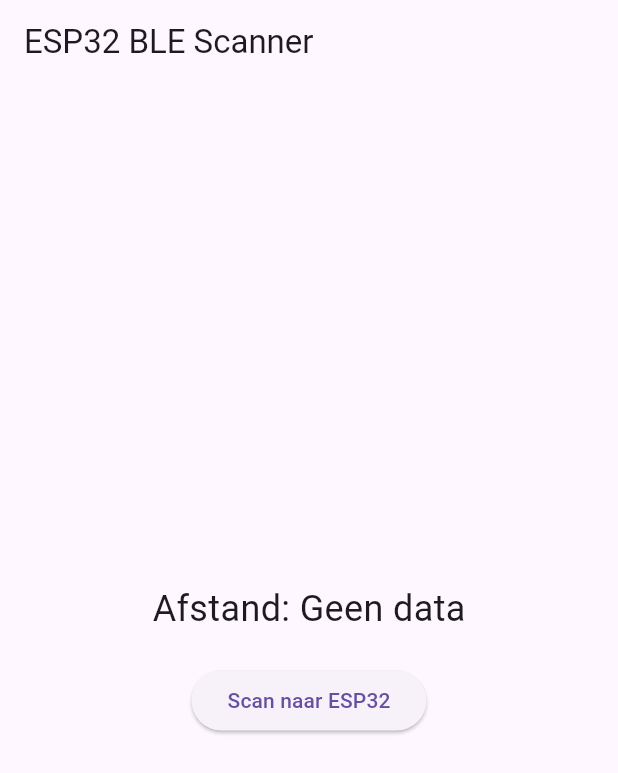
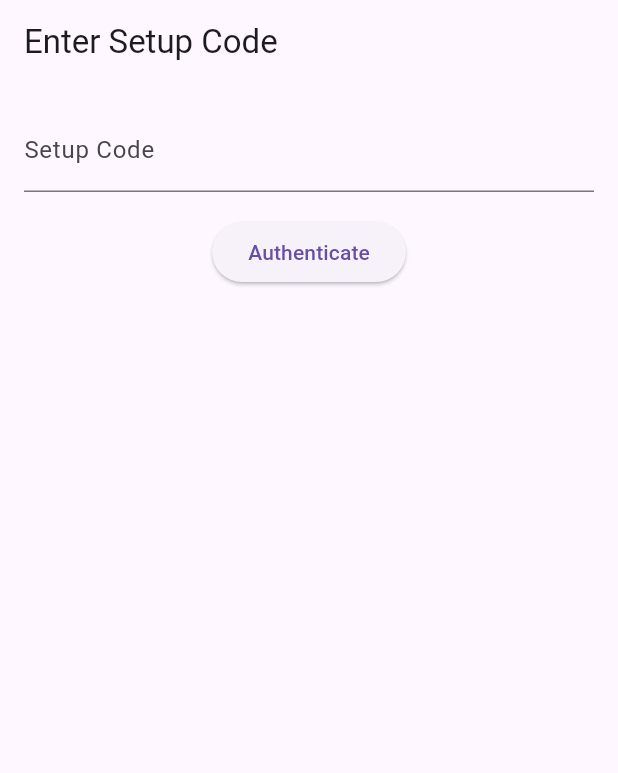
Before and after one commit to RVApeldoorn/MeasureApp, a Flutter app: the screen it shows after launch, on a phone screen of 412 x 824 dp. Shown: the top 773 px of the screen. Run offline on Flutter 3.47's test engine with Material 3 defaults, Android fonts, the phone set to English and light mode, and no system bars; our stand-ins replace dio, flutter_secure_storage, permission_handler; missing offline and left inert: flutter_reactive_ble.

Commit message:
[7] Implemented authentication flow with secure_storage thing.

```diff
--- a/lib/main.dart
+++ b/lib/main.dart
@@ -1,116 +1,28 @@
 import 'package:flutter/material.dart';
-import 'package:flutter_reactive_ble/flutter_reactive_ble.dart';
-import 'package:permission_handler/permission_handler.dart';
+import 'package:measureapp/screens/home_screen.dart';
+import 'package:measureapp/screens/setup_screen.dart';
+import 'package:measureapp/utils/secure_storage.dart';
 
-void main() {
-  runApp(const MyApp());
+void main() async {
+  WidgetsFlutterBinding.ensureInitialized();
+  String? token = await SecureStorage.getToken();
+
+  runApp(MyApp(token: token));
 }
 
 class MyApp extends StatelessWidget {
-  const MyApp({super.key});
+  final String? token;
+
+  MyApp({this.token});
 
   @override
   Widget build(BuildContext context) {
-    return const MaterialApp(
-      debugShowCheckedModeBanner: false,
-      home: BLEScanner(),
+    return MaterialApp(
+      title: 'Measure App',
+      theme: ThemeData(
+        primarySwatch: Colors.blue,
+      ),
+      home: token != null ? HomeScreen() : SetupScreen(),
     );
   }
 }
-
-class BLEScanner extends StatefulWidget {
-  const BLEScanner({super.key});
-
-  @override
-  _BLEScannerState createState() => _BLEScannerState();
-}
-
-class _BLEScannerState extends State<BLEScanner> {
-  final flutterReactiveBle = FlutterReactiveBle();
-  final String serviceUuid = "12345678-1234-5678-1234-56789abcdef0";
-  final String characteristicUuid = "12345678-1234-5678-1234-56789abcdef1";
-
-  DiscoveredDevice? esp32Device;
-  bool isConnected = false;
-  String distance = "Geen data";
-
-  Future<void> requestPermissions() async {
-    var status = await Permission.location.status;
-    if (!status.isGranted) {
-      await Permission.location.request();
-    }
-
-    if (await Permission.bluetoothScan.isDenied) {
-      await Permission.bluetoothScan.request();
-    }
-
-    if (await Permission.bluetoothConnect.isDenied) {
-      await Permission.bluetoothConnect.request();
-    }
-  }
-
-  void startScan() async {
-    await requestPermissions();
-
-    setState(() => esp32Device = null);
-
-    flutterReactiveBle.scanForDevices(withServices: [Uuid.parse(serviceUuid)]).listen((device) {
-      if (device.name == "ESP32-C6 Ultrasoon") {
-        setState(() => esp32Device = device);
-      }
-    });
-  }
-
-  void connectToDevice() {
-    if (esp32Device == null) return;
-
-    final device = esp32Device!;
-    flutterReactiveBle.connectToDevice(id: device.id).listen((connectionState) {
-      if (connectionState.connectionState == DeviceConnectionState.connected) {
-        setState(() => isConnected = true);
-        readSensorData(device.id);
-      } else {
-        setState(() => isConnected = false);
-      }
-    });
-  }
-
-  void readSensorData(String deviceId) {
-    flutterReactiveBle.subscribeToCharacteristic(
-      QualifiedCharacteristic(
-        serviceId: Uuid.parse(serviceUuid),
-        characteristicId: Uuid.parse(characteristicUuid),
-        deviceId: deviceId,
-      ),
-    ).listen((data) {
-      setState(() => distance = String.fromCharCodes(data));
-    });
-  }
-
-  @override
-  Widget build(BuildContext context) {
-    return Scaffold(
-      appBar: AppBar(title: const Text("ESP32 BLE Scanner")),
-      body: Center(
-        child: Column(
-          mainAxisAlignment: MainAxisAlignment.center,
-          children: [
-            Text("Afstand: $distance", style: const TextStyle(fontSize: 24)),
-            const SizedBox(height: 20),
-            ElevatedButton(
-              onPressed: startScan,
-              child: const Text("Scan naar ESP32"),
-            ),
-            if (esp32Device != null) ...[
-              Text("Gevonden: ${esp32Device!.name}"),
-              ElevatedButton(
-                onPressed: connectToDevice,
-                child: Text(isConnected ? "Verbonden" : "Verbinden"),
-              ),
-            ],
-          ],
-        ),
-      ),
-    );
-  }
-}
--- /dev/null
+++ b/lib/screens/setup_screen.dart
@@ -0,0 +1,71 @@
+import 'package:flutter/material.dart';
+import 'package:measureapp/services/auth_service.dart';
+import 'package:measureapp/screens/pin_screen.dart';
+
+class SetupScreen extends StatefulWidget {
+  const SetupScreen({super.key});
+
+  @override
+  State<SetupScreen> createState() => _SetupScreenState();
+}
+
+class _SetupScreenState extends State<SetupScreen> {
+  final _setupCodeController = TextEditingController();
+  bool _isLoading = false;
+  String? _errorMessage;
+
+  void _submitSetupCode() async {
+    setState(() {
+      _isLoading = true;
+      _errorMessage = null;
+    });
+
+    final success = await AuthService.authenticateWithSetupCode(_setupCodeController.text);
+
+    setState(() {
+      _isLoading = false;
+    });
+
+    if (success) {
+      Navigator.pushReplacement(
+        context,
+        MaterialPageRoute(builder: (context) => const PinScreen()),
+      );
+    } else {
+      setState(() {
+        _errorMessage = "Invalid setup code!";
+      });
+    }
+  }
+
+  @override
+  Widget build(BuildContext context) {
+    return Scaffold(
+      appBar: AppBar(title: const Text('Enter Setup Code')),
+      body: Padding(
+        padding: const EdgeInsets.all(16.0),
+        child: Column(
+          children: [
+            TextField(
+              controller: _setupCodeController,
+              decoration: const InputDecoration(
+                labelText: 'Setup Code',
+              ),
+            ),
+            const SizedBox(height: 16),
+            if (_errorMessage != null) ...[
+              Text(_errorMessage!, style: const TextStyle(color: Colors.red)),
+              const SizedBox(height: 16),
+            ],
+            _isLoading
+                ? const CircularProgressIndicator()
+                : ElevatedButton(
+                    onPressed: _submitSetupCode,
+                    child: const Text('Authenticate'),
+                  ),
+          ],
+        ),
+      ),
+    );
+  }
+}
--- /dev/null
+++ b/lib/utils/secure_storage.dart
@@ -0,0 +1,34 @@
+import 'package:flutter_secure_storage/flutter_secure_storage.dart';
+import 'dart:convert';
+import 'package:crypto/crypto.dart';
+
+class SecureStorage {
+  static const _storage = FlutterSecureStorage();
+
+  static Future<void> saveToken(String token) async {
+    await _storage.write(key: 'auth_token', value: token);
+  }
+
+  static Future<String?> getToken() async {
+    return await _storage.read(key: 'auth_token');
+  }
+
+  static Future<void> savePin(String pin) async {
+    final hashedPin = _hashPin(pin);
+    await _storage.write(key: 'pin_code', value: hashedPin);
+  }
+
+  static Future<String?> getPin() async {
+    return await _storage.read(key: 'pin_code');
+  }
+
+  static Future<void> clearStorage() async {
+    await _storage.deleteAll();
+  }
+
+  static String _hashPin(String pin) {
+    final bytes = utf8.encode(pin);
+    final digest = sha256.convert(bytes);
+    return digest.toString();
+  }
+}
```
Also changed, not shown: lib/old_main.dart (added, +116 -0 lines), lib/screens/home_screen.dart (added, +69 -0 lines), lib/screens/pin_screen.dart (added, +59 -0 lines), lib/services/auth_service.dart (added, +33 -0 lines), pubspec.yaml (+6 -1 lines), pubspec.lock.
